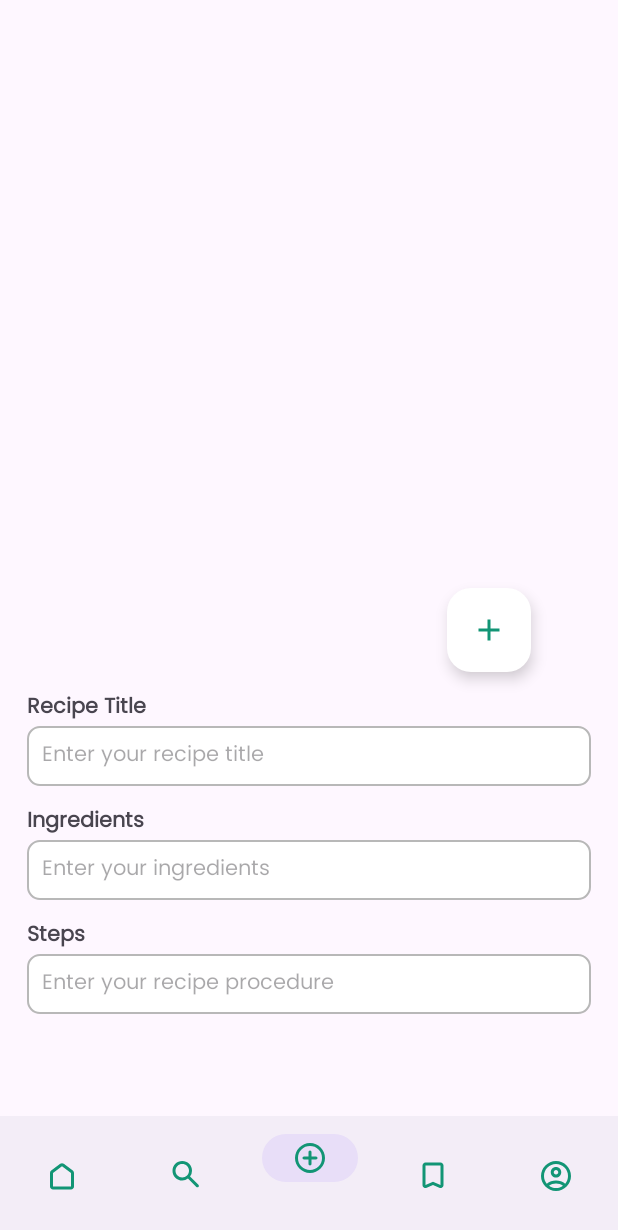
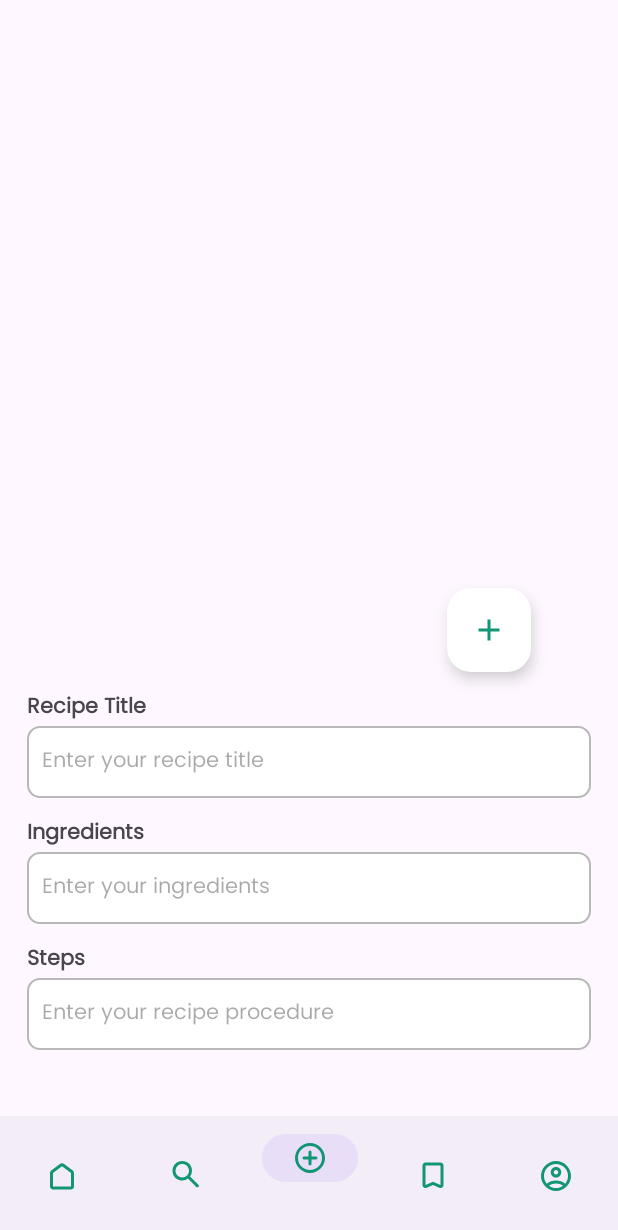
Before and after one commit to hamzhrdn/EZEats, an Android app: the screen it shows after launch (MainActivity), item 3 of the bottom bar chosen, on a phone screen of 412 x 824 dp. Shown: the top 1230 px of the screen. Run offline under Robolectric (Android 15) with nearby library versions, the phone set to English and light mode, and no system bars.

Commit message:
Initial commit

```diff
--- a/app/src/main/res/layout/fragment_add_recipe.xml
+++ b/app/src/main/res/layout/fragment_add_recipe.xml
@@ -58,17 +58,17 @@
                 android:layout_height="wrap_content"
                 android:layout_marginStart="18dp"
                 android:layout_marginEnd="18dp"
+                android:background="@drawable/rounded_input"
+                android:fontFamily="@font/poppins"
+                android:hint="@string/input_recipe_title"
+                android:minHeight="48dp"
+                android:paddingStart="10dp"
+                android:paddingEnd="10dp"
                 android:textSize="14sp"
                 android:textStyle="normal"
-                android:fontFamily="@font/poppins"
-                android:background="@drawable/rounded_input"
-                android:minHeight="40dp"
-                android:paddingStart="10dp"
-                android:paddingEnd="10dp"
                 app:layout_constraintEnd_toEndOf="parent"
                 app:layout_constraintStart_toStartOf="parent"
-                app:layout_constraintTop_toBottomOf="@+id/title_recipe"
-                android:hint="@string/input_recipe_title"/>
+                app:layout_constraintTop_toBottomOf="@+id/title_recipe" />
 
             <TextView
                 android:id="@+id/ingredients_recipe"
@@ -89,17 +89,17 @@
                 android:layout_height="wrap_content"
                 android:layout_marginStart="18dp"
                 android:layout_marginEnd="18dp"
+                android:background="@drawable/rounded_input"
+                android:fontFamily="@font/poppins"
+                android:hint="@string/input_ingredients"
+                android:minHeight="48dp"
+                android:paddingStart="10dp"
+                android:paddingEnd="10dp"
                 android:textSize="14sp"
                 android:textStyle="normal"
-                android:fontFamily="@font/poppins"
-                android:background="@drawable/rounded_input"
-                android:minHeight="40dp"
-                android:paddingStart="10dp"
-                android:paddingEnd="10dp"
                 app:layout_constraintEnd_toEndOf="parent"
                 app:layout_constraintStart_toStartOf="parent"
-                app:layout_constraintTop_toBottomOf="@+id/ingredients_recipe"
-                android:hint="@string/input_ingredients"/>
+                app:layout_constraintTop_toBottomOf="@+id/ingredients_recipe" />
 
             <TextView
                 android:id="@+id/steps_recipe"
@@ -118,19 +118,19 @@
                 android:id="@+id/input_steps"
                 android:layout_width="match_parent"
                 android:layout_height="wrap_content"
+                android:layout_marginStart="18dp"
+                android:layout_marginEnd="18dp"
                 android:background="@drawable/rounded_input"
-                android:minHeight="40dp"
+                android:fontFamily="@font/poppins"
+                android:hint="@string/input_steps"
+                android:minHeight="48dp"
                 android:paddingStart="10dp"
                 android:paddingEnd="10dp"
-                android:layout_marginStart="18dp"
-                android:layout_marginEnd="18dp"
                 android:textSize="14sp"
                 android:textStyle="normal"
-                android:fontFamily="@font/poppins"
                 app:layout_constraintEnd_toEndOf="parent"
                 app:layout_constraintStart_toStartOf="parent"
-                app:layout_constraintTop_toBottomOf="@+id/steps_recipe"
-                android:hint="@string/input_steps"/>
+                app:layout_constraintTop_toBottomOf="@+id/steps_recipe" />
 
         </androidx.constraintlayout.widget.ConstraintLayout>
 
```
